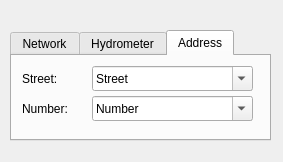
Above: search/ui/search_plus_dialog.ui from Giswater/giswater_qgis_plugin before the change. Below: the same form after it.
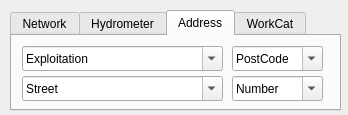
That is the form after the change. The open tabs and pages were chosen to show the change.

What changed in the file:
```diff
--- a/search/ui/search_plus_dialog.ui
+++ b/search/ui/search_plus_dialog.ui
@@ -6,8 +6,8 @@
    <rect>
     <x>0</x>
     <y>0</y>
-    <width>283</width>
-    <height>162</height>
+    <width>348</width>
+    <height>115</height>
    </rect>
   </property>
   <property name="windowTitle">
@@ -17,9 +17,9 @@
    <property name="geometry">
     <rect>
      <x>10</x>
-     <y>30</y>
-     <width>261</width>
-     <height>111</height>
+     <y>10</y>
+     <width>331</width>
+     <height>101</height>
     </rect>
    </property>
    <property name="currentIndex">
@@ -114,9 +114,9 @@
     <widget class="QComboBox" name="adress_street">
      <property name="geometry">
       <rect>
-       <x>80</x>
-       <y>10</y>
-       <width>161</width>
+       <x>10</x>
+       <y>40</y>
+       <width>201</width>
        <height>25</height>
       </rect>
      </property>
@@ -132,9 +132,9 @@
     <widget class="QComboBox" name="adress_number">
      <property name="geometry">
       <rect>
-       <x>80</x>
+       <x>220</x>
        <y>40</y>
-       <width>161</width>
+       <width>91</width>
        <height>25</height>
       </rect>
      </property>
@@ -147,31 +147,64 @@
       </property>
      </item>
     </widget>
-    <widget class="QLabel" name="lbl_street">
+    <widget class="QComboBox" name="adress_postal_code">
      <property name="geometry">
       <rect>
-       <x>10</x>
+       <x>220</x>
        <y>10</y>
-       <width>71</width>
+       <width>91</width>
        <height>25</height>
       </rect>
      </property>
-     <property name="text">
-      <string>Street:</string>
+     <property name="editable">
+      <bool>true</bool>
      </property>
+     <item>
+      <property name="text">
+       <string>PostCode</string>
+      </property>
+     </item>
     </widget>
-    <widget class="QLabel" name="lbl_number">
+    <widget class="QComboBox" name="adress_exploitation">
      <property name="geometry">
       <rect>
        <x>10</x>
-       <y>40</y>
-       <width>71</width>
+       <y>10</y>
+       <width>201</width>
        <height>25</height>
       </rect>
      </property>
-     <property name="text">
-      <string>Number:</string>
+     <property name="editable">
+      <bool>true</bool>
      </property>
+     <item>
+      <property name="text">
+       <string>Exploitation</string>
+      </property>
+     </item>
+    </widget>
+   </widget>
+   <widget class="QWidget" name="tab">
+    <attribute name="title">
+     <string>WorkCat</string>
+    </attribute>
+    <widget class="QComboBox" name="workcat_id">
+     <property name="geometry">
+      <rect>
+       <x>30</x>
+       <y>20</y>
+       <width>281</width>
+       <height>25</height>
+      </rect>
+     </property>
+     <property name="editable">
+      <bool>true</bool>
+     </property>
+     <item>
+      <property name="text">
+       <string>WorkCat</string>
+      </property>
+     </item>
     </widget>
    </widget>
   </widget>
```
Left out of the diff: 16 changed lines with no effect on the pictures.
